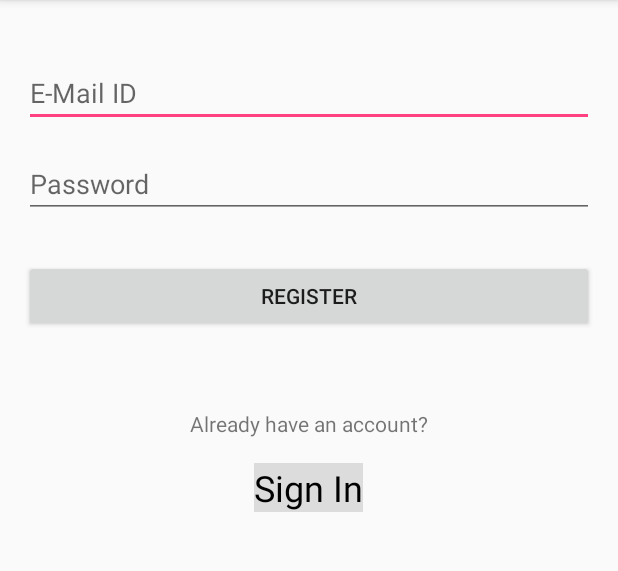
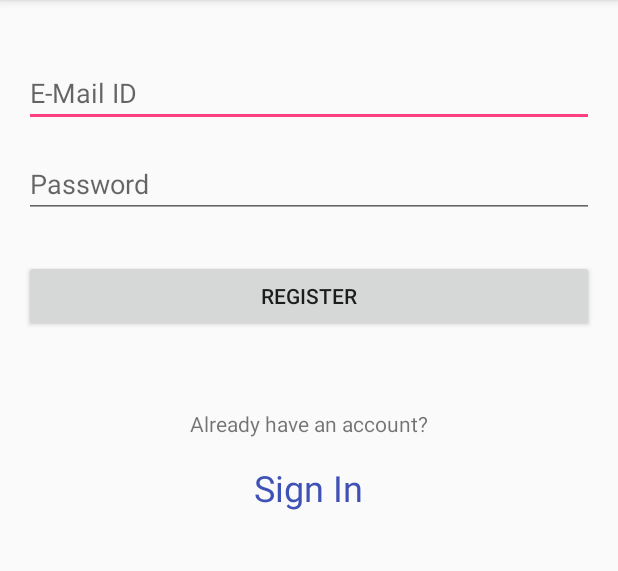
Before and after one commit to melvinabraham/CleanIndia, an Android app: the RegisterActivity screen opened directly, with no data from a screen before it, on a phone screen of 412 x 824 dp, the part 84-655 px from its top. Run offline under Robolectric (Android 15) with nearby library versions, the phone set to English and light mode, and no system bars; our stand-ins replace Firebase (no records; nobody signed in at launch, a user with empty details on screens opened directly); 1 statement that could not run was skipped.

Commit message:
Changed UI

```diff
--- a/app/src/main/res/layout/activity_login.xml
+++ b/app/src/main/res/layout/activity_login.xml
@@ -17,8 +17,7 @@
         android:id="@+id/textRegister"
         android:textSize="24sp"
         android:layout_marginBottom="90dp"
-        android:background="@color/common_google_signin_btn_text_dark_disabled"
-        android:textColor="@color/common_google_signin_btn_text_dark_focused"
+        android:textColor="@color/colorPrimary"
         android:layout_alignParentBottom="true"
         android:layout_centerHorizontal="true" />
 
--- a/app/src/main/res/layout/activity_register.xml
+++ b/app/src/main/res/layout/activity_register.xml
@@ -56,8 +56,7 @@
         android:layout_height="wrap_content"
         android:id="@+id/textLogin"
         android:textSize="24sp"
-        android:textColor="@color/common_google_signin_btn_text_dark_focused"
-        android:background="@color/common_google_signin_btn_text_light_disabled"
+        android:textColor="@color/colorPrimary"
         android:layout_marginTop="36dp"
         android:layout_alignTop="@+id/tvHaveAccountReg"
         android:layout_centerHorizontal="true" />
```
